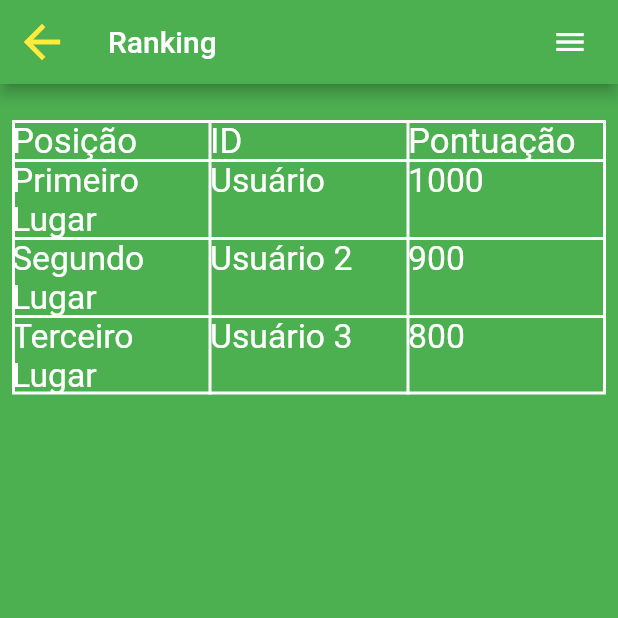
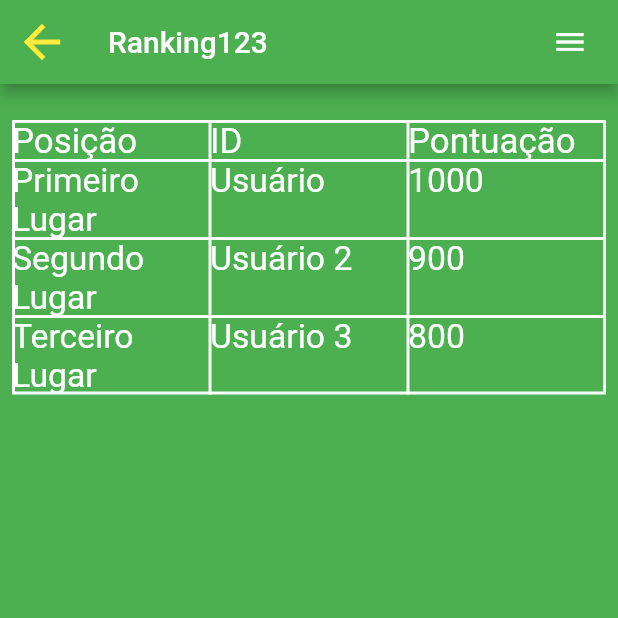
Before and after one commit to thiagoassisk8/bsb_go, a Flutter app: the Home screen opened directly, on a phone screen of 412 x 824 dp, the top half of it. Run offline on Flutter 3.47's test engine with Material 2 defaults, Android fonts, the phone set to English and light mode, and no system bars; Roboto replaces fonts that are missing (RobotoMono).

Commit message:
Teste branch

```diff
--- a/lib/Ranking.dart
+++ b/lib/Ranking.dart
@@ -15,12 +15,11 @@ class Home extends StatefulWidget{
 
 class _HomeState extends State<Home> {
   @override
-
   Widget build(BuildContext context) {
     // TODO: implement build
     return Scaffold(
       appBar: AppBar(
-        title: Text('Ranking'),
+        title: Text('Ranking123'),
         backgroundColor: Colors.green,
         leading: GestureDetector(
           onTap: () {},
```
